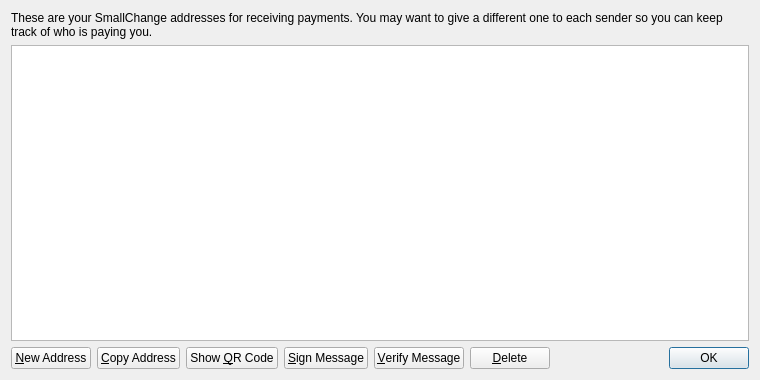
Above: src/qt/forms/addressbookpage.ui from berzeek/unicoin before the change. Below: the same form after it.
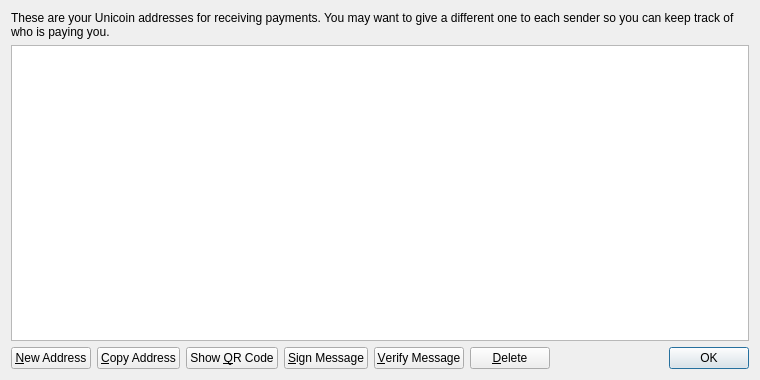
That is the form after the change. Icons and pictures are not drawn.

```diff
--- a/src/qt/forms/addressbookpage.ui
+++ b/src/qt/forms/addressbookpage.ui
@@ -17,7 +17,7 @@
    <item>
     <widget class="QLabel" name="labelExplanation">
      <property name="text">
-      <string>These are your SmallChange addresses for receiving payments. You may want to give a different one to each sender so you can keep track of who is paying you.</string>
+      <string>These are your Unicoin addresses for receiving payments. You may want to give a different one to each sender so you can keep track of who is paying you.</string>
      </property>
      <property name="textFormat">
       <enum>Qt::PlainText</enum>
```
